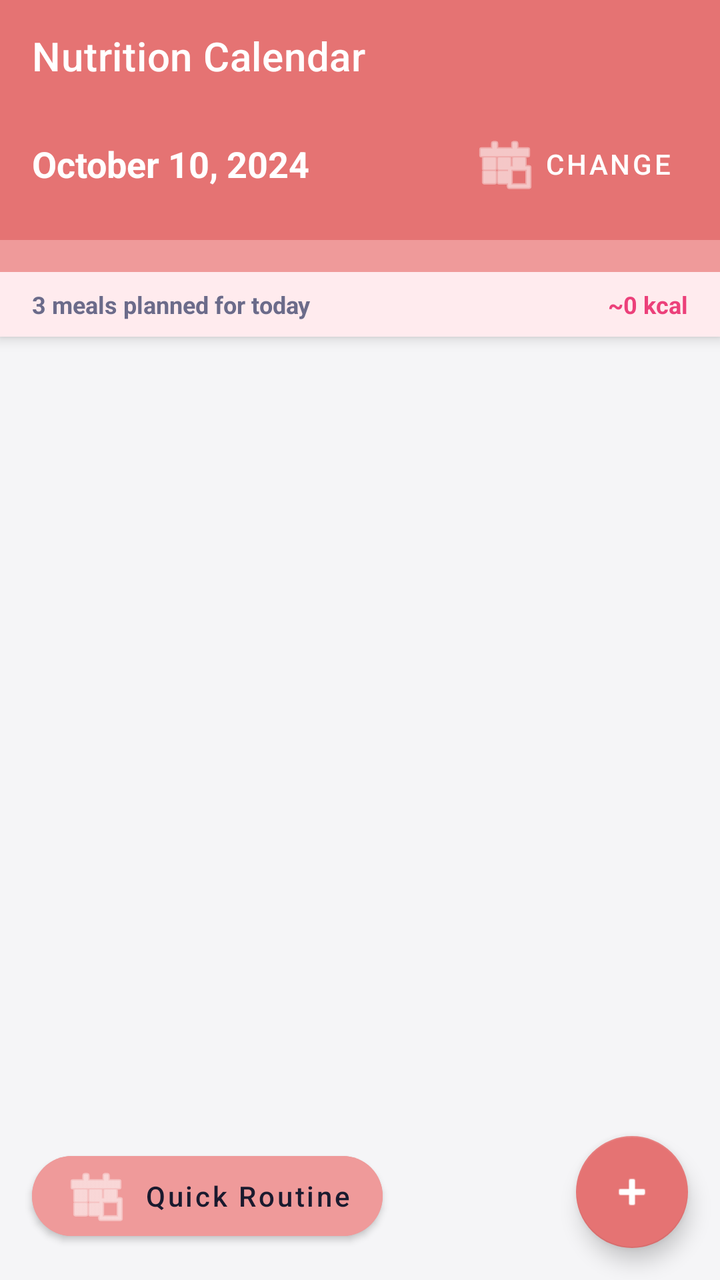
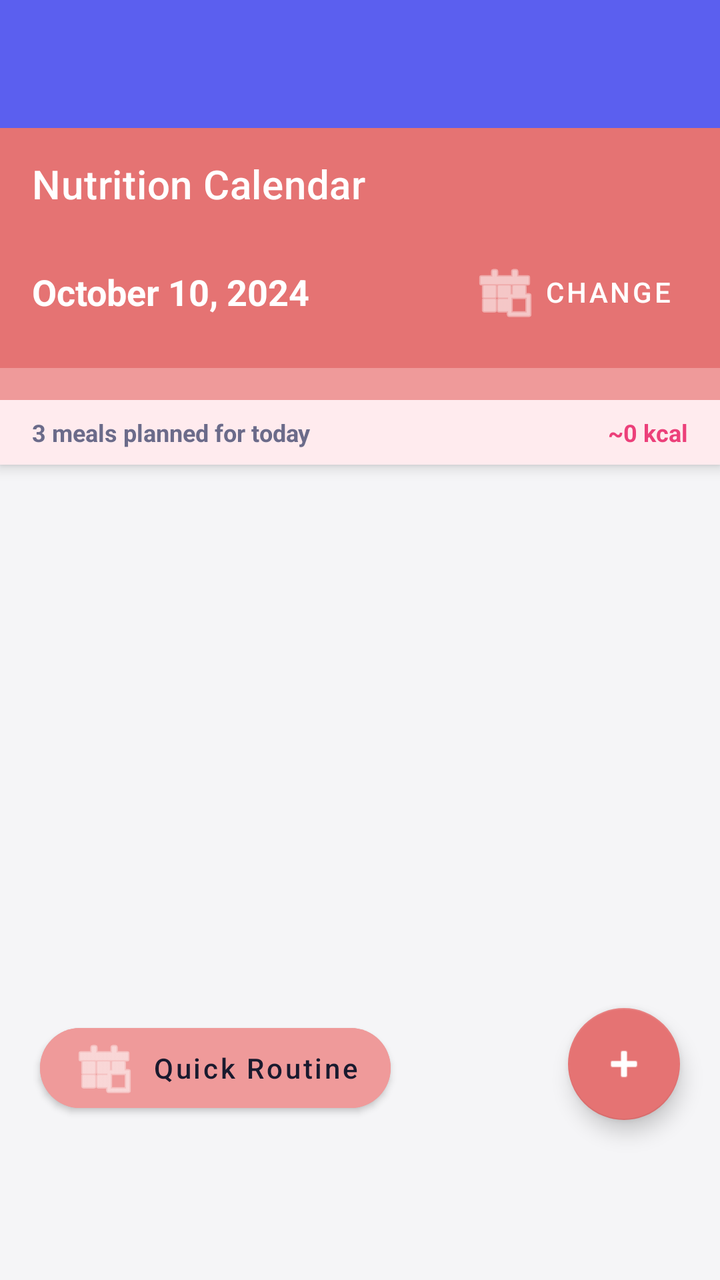

Two renders of the same Android screen: before a commit and after it. Below are the layout's source before the change and the commit's diff.
<!-- AndroidManifest.xml: application theme Theme.DailyRoutine -->
<!-- res/layout/activity_diet_plan.xml -->
<?xml version="1.0" encoding="utf-8"?>
<androidx.coordinatorlayout.widget.CoordinatorLayout xmlns:android="http://schemas.android.com/apk/res/android"
    xmlns:app="http://schemas.android.com/apk/res-auto"
    android:layout_width="match_parent"
    android:layout_height="match_parent"
    android:background="@color/bgPage">

    <com.google.android.material.appbar.AppBarLayout
        android:layout_width="match_parent"
        android:layout_height="wrap_content">

        <androidx.appcompat.widget.Toolbar
            android:id="@+id/toolbar"
            android:layout_width="match_parent"
            android:layout_height="?attr/actionBarSize"
            android:background="#E57373"
            app:title="Nutrition Calendar"
            app:titleTextColor="@android:color/white"/>

        <LinearLayout
            android:layout_width="match_parent"
            android:layout_height="wrap_content"
            android:background="#E57373"
            android:orientation="horizontal"
            android:paddingHorizontal="16dp"
            android:paddingBottom="12dp"
            android:gravity="center_vertical">

            <TextView
                android:id="@+id/tvSelectedDate"
                android:layout_width="0dp"
                android:layout_height="wrap_content"
                android:layout_weight="1"
                android:text="October 10, 2024"
                android:textColor="@android:color/white"
                android:textStyle="bold"
                android:textSize="18sp"/>

            <com.google.android.material.button.MaterialButton
                android:id="@+id/btnPickDate"
                style="@style/Widget.MaterialComponents.Button.TextButton"
                android:layout_width="wrap_content"
                android:layout_height="wrap_content"
                android:text="Change"
                android:textColor="@android:color/white"
                app:icon="@android:drawable/ic_menu_today"
                app:iconTint="@android:color/white"/>
        </LinearLayout>

        <HorizontalScrollView
            android:layout_width="match_parent"
            android:layout_height="wrap_content"
            android:background="#EF9A9A"
            android:scrollbars="none">
            <LinearLayout
                android:id="@+id/llDays"
                android:layout_width="wrap_content"
                android:layout_height="wrap_content"
                android:orientation="horizontal"
                android:padding="8dp"/>
        </HorizontalScrollView>

        <LinearLayout
            android:layout_width="match_parent"
            android:layout_height="wrap_content"
            android:background="#FFEBEE"
            android:paddingHorizontal="16dp"
            android:paddingVertical="8dp"
            android:orientation="horizontal"
            android:gravity="center_vertical">

            <TextView
                android:id="@+id/tvMealCount"
                android:layout_width="0dp"
                android:layout_height="wrap_content"
                android:layout_weight="1"
                android:text="3 meals planned for today"
                android:textColor="@color/textSecondary"
                android:textSize="12sp"
                android:textStyle="bold"/>

            <TextView
                android:id="@+id/tvTotalCaloriesToday"
                android:layout_width="wrap_content"
                android:layout_height="wrap_content"
                android:text="~0 kcal"
                android:textColor="@color/healthCalories"
                android:textSize="12sp"
                android:textStyle="bold"/>
        </LinearLayout>

    </com.google.android.material.appbar.AppBarLayout>

    <androidx.recyclerview.widget.RecyclerView
        android:id="@+id/rvMeals"
        android:layout_width="match_parent"
        android:layout_height="match_parent"
        android:padding="8dp"
        android:clipToPadding="false"
        android:paddingBottom="160dp"
        app:layout_behavior="@string/appbar_scrolling_view_behavior"/>

    <com.google.android.material.button.MaterialButton
        android:id="@+id/btnQuickRoutine"
        android:layout_width="wrap_content"
        android:layout_height="wrap_content"
        android:layout_gravity="bottom|start"
        android:layout_margin="16dp"
        android:text="Quick Routine"
        android:textAllCaps="false"
        app:cornerRadius="24dp"
        android:backgroundTint="#EF9A9A"
        android:textColor="@color/textPrimary"
        app:icon="@android:drawable/ic_menu_today"/>

    <com.google.android.material.floatingactionbutton.FloatingActionButton
        android:id="@+id/fabAddMeal"
        android:layout_width="wrap_content"
        android:layout_height="wrap_content"
        android:layout_gravity="bottom|end"
        android:layout_margin="16dp"
        android:src="@android:drawable/ic_input_add"
        app:backgroundTint="#E57373"
        app:tint="@android:color/white"
        android:contentDescription="Add Meal"/>

</androidx.coordinatorlayout.widget.CoordinatorLayout>
<!-- resources referenced by this layout -->
<resources>
  <color name="bgPage">#F5F5F7</color>
  <color name="healthCalories">#EC407A</color>
  <color name="textPrimary">#1A1A2E</color>
  <color name="textSecondary">#6B6B8A</color>
  <style name="Theme.DailyRoutine" parent="Theme.MaterialComponents.DayNight.NoActionBar">
          <item name="colorPrimary">@color/primary</item>
          <item name="colorPrimaryVariant">@color/primaryDark</item>
          <item name="colorOnPrimary">@android:color/white</item>
          <item name="colorSecondary">@color/accent</item>
          <item name="colorOnSecondary">@android:color/white</item>
          <item name="android:windowBackground">@color/bgPage</item>
          <item name="android:statusBarColor">@color/statusBar</item>
          <item name="android:navigationBarColor">@color/primaryDark</item>
          
          <item name="dialogCornerRadius">16dp</item>
      </style>
  <color name="primary">#5B5FEF</color>
  <color name="primaryDark">#3F41C2</color>
  <color name="accent">#7E57C2</color>
  <color name="statusBar">#5B5FEF</color>
</resources>

<!-- the commit's change to res/layout/activity_diet_plan.xml (unified diff, before → after) -->
@@ -7,7 +7,8 @@
 
     <com.google.android.material.appbar.AppBarLayout
         android:layout_width="match_parent"
-        android:layout_height="wrap_content">
+        android:layout_height="wrap_content"
+        android:paddingTop="64dp">
 
         <androidx.appcompat.widget.Toolbar
             android:id="@+id/toolbar"
@@ -97,7 +98,7 @@
         android:layout_height="match_parent"
         android:padding="8dp"
         android:clipToPadding="false"
-        android:paddingBottom="160dp"
+        android:paddingBottom="80dp"
         app:layout_behavior="@string/appbar_scrolling_view_behavior"/>
 
     <com.google.android.material.button.MaterialButton
@@ -105,7 +106,8 @@
         android:layout_width="wrap_content"
         android:layout_height="wrap_content"
         android:layout_gravity="bottom|start"
-        android:layout_margin="16dp"
+        android:layout_marginStart="20dp"
+        android:layout_marginBottom="80dp"
         android:text="Quick Routine"
         android:textAllCaps="false"
         app:cornerRadius="24dp"
@@ -118,7 +120,8 @@
         android:layout_width="wrap_content"
         android:layout_height="wrap_content"
         android:layout_gravity="bottom|end"
-        android:layout_margin="16dp"
+        android:layout_marginEnd="20dp"
+        android:layout_marginBottom="80dp"
         android:src="@android:drawable/ic_input_add"
         app:backgroundTint="#E57373"
         app:tint="@android:color/white"
